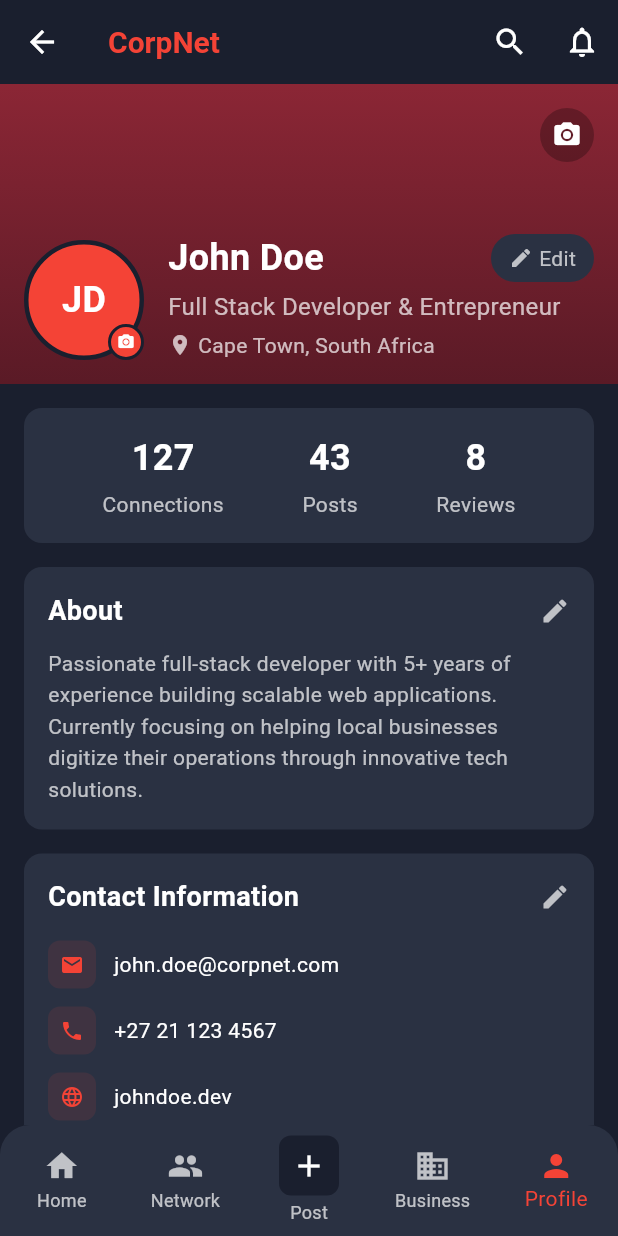
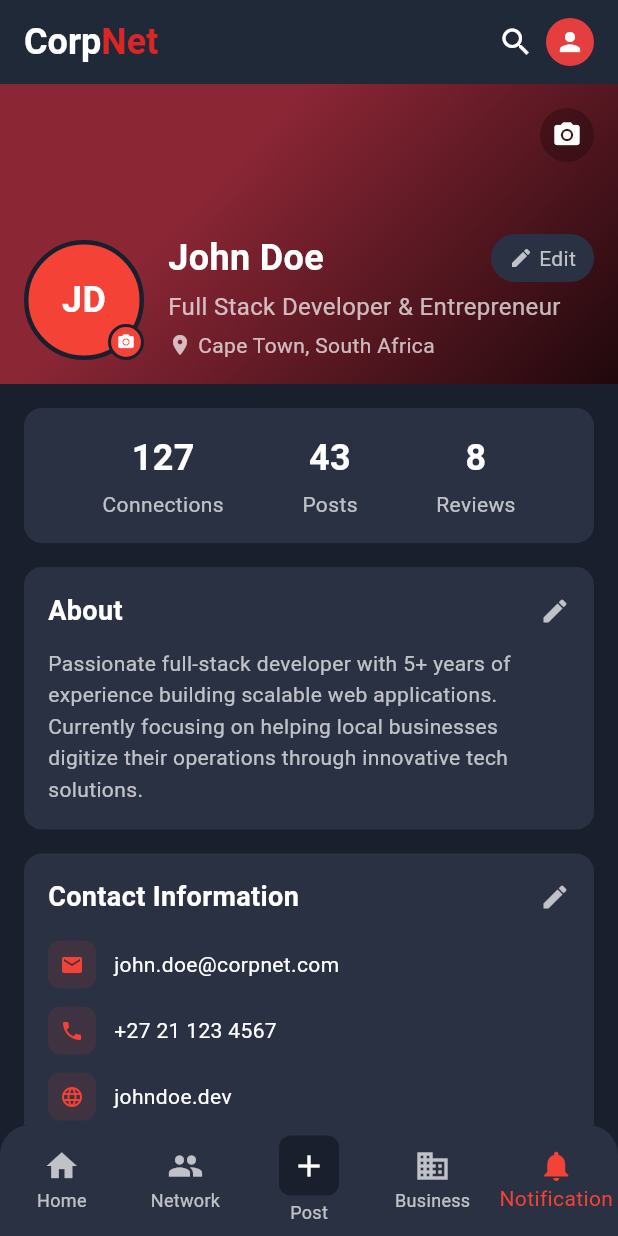
Before and after one commit to Afika-1/corpnet_flut, a Flutter app: the ProfileScreen screen opened by its route, on a phone screen of 412 x 824 dp. Run offline on Flutter 3.47's test engine with Material 3 defaults, Android fonts, the phone set to English and light mode, and no system bars; network calls fail; Roboto replaces fonts that are missing (Poppins).

```diff
--- a/lib/screens/profile_screen.dart
+++ b/lib/screens/profile_screen.dart
@@ -1,31 +1,114 @@
 import 'package:flutter/material.dart';
 
-class ProfileScreen extends StatelessWidget {
+class ProfileScreen extends StatefulWidget {
+  @override
+  _ProfileScreenState createState() => _ProfileScreenState();
+}
+
+class _ProfileScreenState extends State<ProfileScreen> {
+  final TextEditingController _postController = TextEditingController();
+  final TextEditingController _searchController = TextEditingController();
+  bool _isSearchExpanded = false;
+
+  @override
+  void dispose() {
+    _postController.dispose();
+    _searchController.dispose();
+    super.dispose();
+  }
+
   @override
   Widget build(BuildContext context) {
+    final theme = Theme.of(context);
+    const maroon = Color(0xFFDC2626);
     return Scaffold(
       backgroundColor: Color(0xFF1a1f2e),
       appBar: AppBar(
-        backgroundColor: Color(0xFF1a1f2e),
+        backgroundColor: const Color(0xFF1F2937),
         elevation: 0,
-        title: Text(
-          'CorpNet',
-          style: TextStyle(
-            color: Colors.red,
-            fontSize: 20,
-            fontWeight: FontWeight.bold,
+        automaticallyImplyLeading: false,
+        title: Row(
+          children: [
+            // CorpNet Title
+            RichText(
+              text: TextSpan(
+                style: theme.textTheme.titleLarge?.copyWith(
+                  fontWeight: FontWeight.w700,
+                  fontSize: 24,
+                  fontFamily: 'Inter',
+                ) ??
+                    const TextStyle(
+                      color: Colors.white,
+                      fontWeight: FontWeight.w700,
+                      fontSize: 24,
+                      fontFamily: 'Inter',
+                    ),
+                children: [
+                  const TextSpan(
+                    text: 'Corp',
+                    style: TextStyle(color: Colors.white),
+                  ),
+                  TextSpan(
+                    text: 'Net',
+                    style: TextStyle(color: maroon),
+                  ),
+                ],
+              ),
+            ),
+
+            const Spacer(),
+
+            // Search functionality
+            AnimatedContainer(
+              duration: const Duration(milliseconds: 300),
+              width: _isSearchExpanded ? MediaQuery.of(context).size.width * 0.4 : 40,
+              height: 40,
+              child: _isSearchExpanded
+                  ? Container(
+                      decoration: BoxDecoration(
+                        color: const Color(0xFF374151),
+                        borderRadius: BorderRadius.circular(20),
+                      ),
+                      child: TextField(
+                        controller: _searchController,
+                        autofocus: true,
+                        decoration: const InputDecoration(
+                          hintText: 'Search CorpNet',
+                          hintStyle: TextStyle(color: Colors.grey, fontSize: 14),
+                          border: InputBorder.none,
+                          contentPadding: EdgeInsets.symmetric(horizontal: 16, vertical: 10),
+                        ),
+                        style: const TextStyle(color: Colors.white, fontSize: 14),
+                      ),
+                    )
+                  : IconButton(
+                      icon: const Icon(Icons.search, color: Colors.white, size: 24),
+                      onPressed: () {
+                        setState(() {
+                          _isSearchExpanded = true;
+                        });
+                      },
+                    ),
+            ),
+
+            if (_isSearchExpanded)
+              IconButton(
+                icon: const Icon(Icons.close, color: Colors.white, size: 20),
+                onPressed: () {
+                  setState(() {
+                    _isSearchExpanded = false;
+                    _searchController.clear();
+                  });
+                },
+              ),
+
+           const CircleAvatar(
+            radius: 16,
+            backgroundColor: Color(0xFFE53E3E),
+            child: Icon(Icons.person, color: Colors.white, size: 20),
           ),
+          ],
         ),
-        actions: [
-          IconButton(
-            icon: Icon(Icons.search, color: Colors.white),
-            onPressed: () {},
-          ),
-          IconButton(
-            icon: Icon(Icons.notifications_outlined, color: Colors.white),
-            onPressed: () {},
-          ),
-        ],
       ),
       body: SingleChildScrollView(
         child: Column(
@@ -41,10 +124,10 @@ class ProfileScreen extends StatelessWidget {
                     decoration: BoxDecoration(
                       gradient: LinearGradient(
                         begin: Alignment.topCenter,
-                        end: Alignment.bottomCenter,
+                        end: Alignment.bottomRight,
                         colors: [
                           Color(0xFF8B2635),
-                          Color(0xFF5a1a26),
+                          Color.fromARGB(255, 32, 8, 12),
                         ],
                       ),
                     ),
@@ -386,6 +469,10 @@ class ProfileScreen extends StatelessWidget {
           currentIndex: 4, // Profile tab selected
           selectedItemColor: Colors.red,
           unselectedItemColor: Colors.white70,
+          onTap: (index) {
+            // Handle navigation tap
+            print('Navigation tab $index tapped');
+          },
           items: [
             BottomNavigationBarItem(
               icon: Icon(Icons.home),
@@ -411,8 +498,8 @@ class ProfileScreen extends StatelessWidget {
               label: 'Business',
             ),
             BottomNavigationBarItem(
-              icon: Icon(Icons.person),
-              label: 'Profile',
+              icon: Icon(Icons.notifications),
+              label: 'Notification',
             ),
           ],
         ),
--- a/lib/widgets/splash_screen.dart
+++ b/lib/widgets/splash_screen.dart
@@ -5,6 +5,7 @@ import 'dart:async';
 import '../screens/business_page.dart';
 import '../screens/home_screen.dart';
 import '../screens/account_selection.dart';
+// import '../screens/profile_screen.dart';
 
 void main() {
   runApp(const MyApp());
@@ -72,7 +73,7 @@ class _SplashScreenState extends State<SplashScreen> {
       Navigator.pushReplacement(
         context,
         // MaterialPageRoute(builder: (context) => const AccountSelectionScreen()), // Navigate to HomeScreen
-        MaterialPageRoute(builder: (context) =>  ProfileScreen()),
+        MaterialPageRoute(builder: (context) =>  HomeScreen()),
       );
     });
   }
@@ -98,7 +99,7 @@ class _SplashScreenState extends State<SplashScreen> {
               ),
               TextSpan(
                 text: 'Net',
-                style: TextStyle(color: maroon),
+                style: TextStyle(color: Colors.yellow),
               ),
             ],
           ),
```
Also changed, not shown: lib/screens/account_selection.dart (+4 -3 lines), lib/screens/business_page.dart (+4 -3 lines), lib/screens/home_screen.dart (+5 -6 lines), lib/screens/network_page.dart (+4 -4 lines), lib/screens/post_screen.dart (+5 -7 lines).
